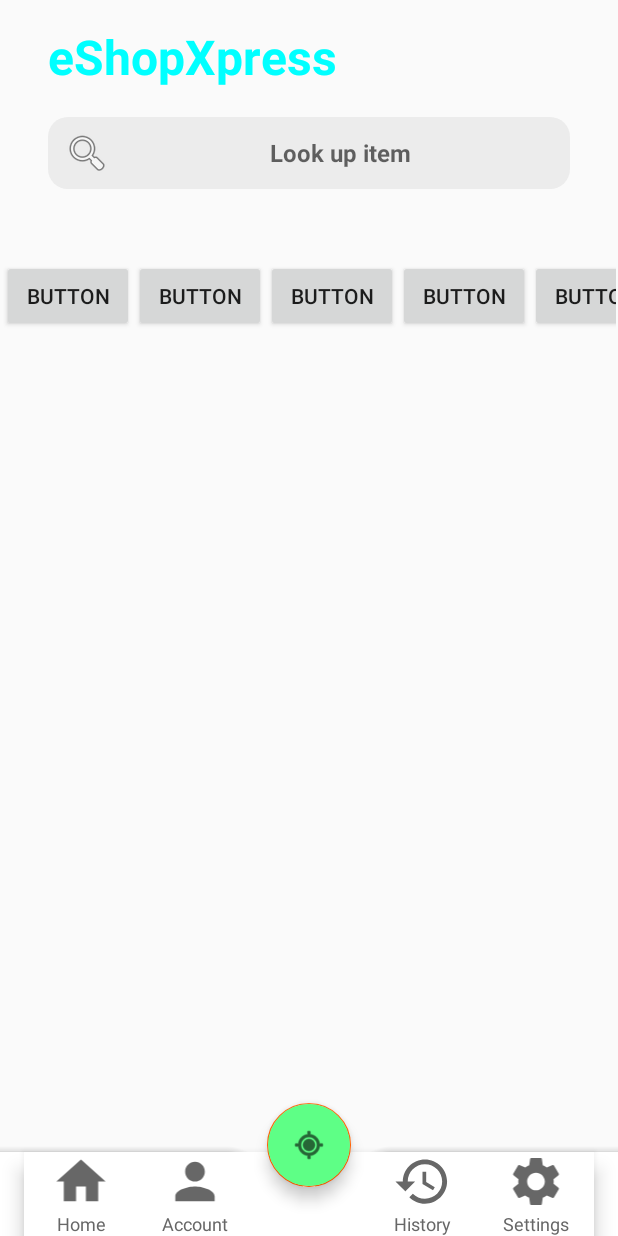
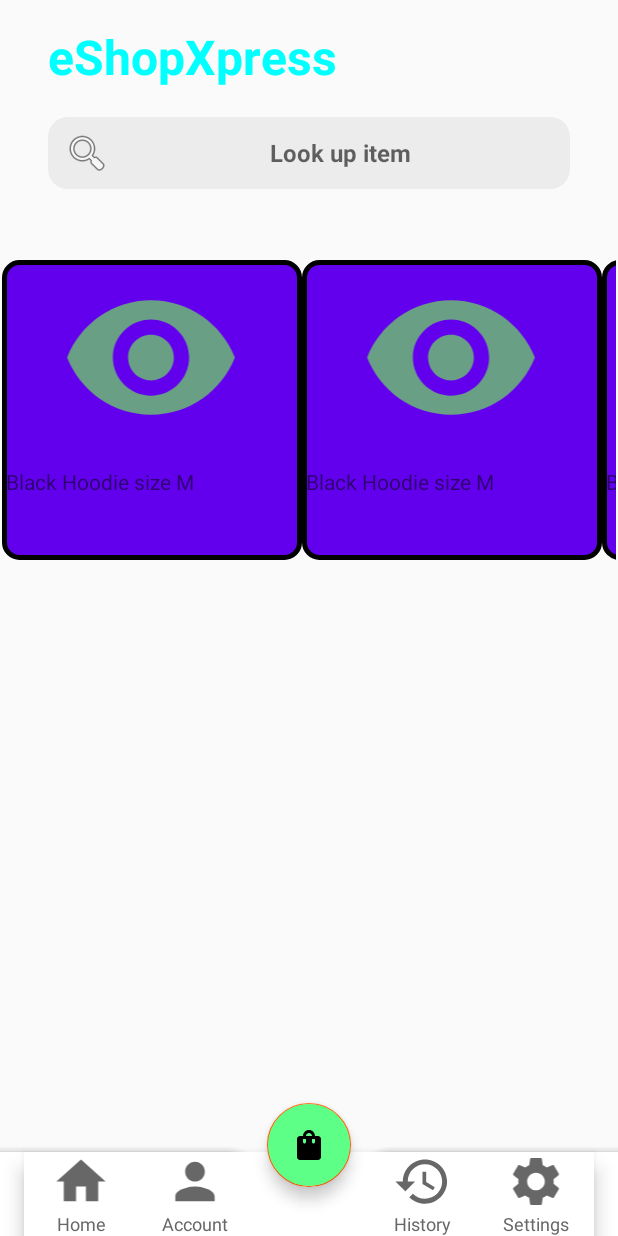
Before and after one commit to KKowal71/SystemyMobilne, an Android app: the screen it shows after launch (MainActivity), on a phone screen of 412 x 824 dp. Run offline under Robolectric (Android 15) with nearby library versions, the phone set to English and light mode, and no system bars; our stand-ins replace Firebase (no records; nobody signed in at launch, a user with empty details on screens opened directly).

Commit message:
horizontal scroll

```diff
--- /dev/null
+++ b/app/src/main/java/com/example/olinestore/Fragments/ItemFragment.java
@@ -0,0 +1,45 @@
+package com.example.olinestore.Fragments;
+
+import android.os.Bundle;
+
+import androidx.annotation.NonNull;
+import androidx.annotation.Nullable;
+import androidx.fragment.app.Fragment;
+
+import android.view.LayoutInflater;
+import android.view.View;
+import android.view.ViewGroup;
+
+import com.example.olinestore.R;
+
+/**
+ * A simple {@link Fragment} subclass.
+ * Use the {@link ItemFragment#newInstance} factory method to
+ * create an instance of this fragment.
+ */
+public class ItemFragment extends Fragment {
+
+    public ItemFragment() {
+        // Required empty public constructor
+    }
+
+
+    @Override
+    public void onCreate(Bundle savedInstanceState) {
+        super.onCreate(savedInstanceState);
+
+    }
+
+    @Override
+    public View onCreateView(LayoutInflater inflater, ViewGroup container,
+                             Bundle savedInstanceState) {
+        // Inflate the layout for this fragment
+        return inflater.inflate(R.layout.fragment_item, container, false);
+    }
+
+    @Override
+    public void onViewCreated(@NonNull View view, @Nullable Bundle savedInstanceState) {
+        super.onViewCreated(view, savedInstanceState);
+
+    }
+}
--- /dev/null
+++ b/app/src/main/res/drawable/baseline_shopping_bag_24.xml
@@ -0,0 +1,5 @@
+<vector android:height="24dp" android:tint="#FAFAFA"
+    android:viewportHeight="24" android:viewportWidth="24"
+    android:width="24dp" xmlns:android="http://schemas.android.com/apk/res/android">
+    <path android:fillColor="@android:color/white" android:pathData="M18,6h-2c0,-2.21 -1.79,-4 -4,-4S8,3.79 8,6H6C4.9,6 4,6.9 4,8v12c0,1.1 0.9,2 2,2h12c1.1,0 2,-0.9 2,-2V8C20,6.9 19.1,6 18,6zM10,10c0,0.55 -0.45,1 -1,1s-1,-0.45 -1,-1V8h2V10zM12,4c1.1,0 2,0.9 2,2h-4C10,4.9 10.9,4 12,4zM16,10c0,0.55 -0.45,1 -1,1s-1,-0.45 -1,-1V8h2V10z"/>
+</vector>
--- a/app/src/main/res/drawable/roundedcorners.xml
+++ b/app/src/main/res/drawable/roundedcorners.xml
@@ -3,6 +3,7 @@
 
     <stroke android:width="3dp"
         android:color="#ff000000" />
+    <solid android:color="@color/purple_500"/>
 
     <corners android:radius="10dp"/>
 
--- a/app/src/main/res/layout/activity_main.xml
+++ b/app/src/main/res/layout/activity_main.xml
@@ -233,7 +233,7 @@
             android:backgroundTint="#5eff86"
             android:contentDescription="@string/app_name"
             android:elevation="3dp"
-            android:src="@android:drawable/ic_menu_mylocation"
+            android:src="@drawable/baseline_shopping_bag_24"
             app:backgroundTint="#ff5e00"
             app:layout_anchor="@id/app_bar">
 
@@ -266,55 +266,49 @@
 
                 <LinearLayout
                     android:layout_width="wrap_content"
-                    android:layout_height="match_parent"
+                    android:layout_height="210dp"
                     android:orientation="horizontal">
 
-                    <Button
-                        android:id="@+id/button8"
-                        android:layout_width="wrap_content"
-                        android:layout_height="wrap_content"
+                    <androidx.fragment.app.FragmentContainerView
+                        android:id="@+id/fragmentContainerView"
+                        android:name="com.example.olinestore.Fragments.ItemFragment"
+                        android:layout_width="match_parent"
+                        android:layout_height="200dp"
                         android:layout_weight="1"
-                        android:text="Button" />
+                        tools:layout="@layout/fragment_item" />
 
-                    <Button
-                        android:id="@+id/button7"
-                        android:layout_width="wrap_content"
-                        android:layout_height="wrap_content"
+                    <androidx.fragment.app.FragmentContainerView
+                        android:id="@+id/fragmentContainerView5"
+                        android:name="com.example.olinestore.Fragments.ItemFragment"
+                        android:layout_width="match_parent"
+                        android:layout_height="200dp"
                         android:layout_weight="1"
-                        android:text="Button" />
+                        tools:layout="@layout/fragment_item" />
 
-                    <Button
-                        android:id="@+id/button6"
-                        android:layout_width="wrap_content"
-                        android:layout_height="wrap_content"
+                    <androidx.fragment.app.FragmentContainerView
+                        android:id="@+id/fragmentContainerView6"
+                        android:name="com.example.olinestore.Fragments.ItemFragment"
+                        android:layout_width="match_parent"
+                        android:layout_height="200dp"
                         android:layout_weight="1"
-                        android:text="Button" />
+                        tools:layout="@layout/fragment_item" />
 
-                    <Button
-                        android:id="@+id/button5"
-                        android:layout_width="wrap_content"
-                        android:layout_height="wrap_content"
+                    <androidx.fragment.app.FragmentContainerView
+                        android:id="@+id/fragmentContainerView7"
+                        android:name="com.example.olinestore.Fragments.ItemFragment"
+                        android:layout_width="match_parent"
+                        android:layout_height="200dp"
                         android:layout_weight="1"
-                        android:text="Button" />
+                        tools:layout="@layout/fragment_item" />
 
-                    <Button
-                        android:id="@+id/button4"
-                        android:layout_width="wrap_content"
-                        android:layout_height="wrap_content"
+                    <androidx.fragment.app.FragmentContainerView
+                        android:id="@+id/fragmentContainerView8"
+                        android:name="com.example.olinestore.Fragments.ItemFragment"
+                        android:layout_width="match_parent"
+                        android:layout_height="200dp"
                         android:layout_weight="1"
-                        android:text="Button" />
+                        tools:layout="@layout/fragment_item" />
 
-                    <Button
-                        android:id="@+id/button3"
-                        android:layout_width="match_parent"
-                        android:layout_height="wrap_content"
-                        android:text="Button" />
-
-                    <Button
-                        android:id="@+id/button2"
-                        android:layout_width="match_parent"
-                        android:layout_height="wrap_content"
-                        android:text="Button" />
                 </LinearLayout>
             </HorizontalScrollView>
 
--- /dev/null
+++ b/app/src/main/res/layout/fragment_item.xml
@@ -0,0 +1,33 @@
+<?xml version="1.0" encoding="utf-8"?>
+<FrameLayout xmlns:android="http://schemas.android.com/apk/res/android"
+    xmlns:app="http://schemas.android.com/apk/res-auto"
+    xmlns:tools="http://schemas.android.com/tools"
+    android:layout_width="match_parent"
+    android:layout_height="match_parent"
+    tools:context=".Fragments.ItemFragment">
+
+    <androidx.constraintlayout.widget.ConstraintLayout
+        android:layout_width="200dp"
+        android:layout_height="200dp"
+        android:background="@drawable/roundedcorners">
+
+        <ImageView
+            android:id="@+id/imageView3"
+            android:layout_width="137dp"
+            android:layout_height="122dp"
+            android:layout_marginTop="4dp"
+            android:layout_marginEnd="32dp"
+            android:src="@drawable/baseline_open_eye_24"
+            app:layout_constraintEnd_toEndOf="parent"
+            app:layout_constraintTop_toTopOf="parent" />
+
+        <TextView
+            android:id="@+id/textView2"
+            android:layout_width="197dp"
+            android:layout_height="28dp"
+            android:layout_marginTop="12dp"
+            android:text="Black Hoodie size M"
+            app:layout_constraintEnd_toEndOf="parent"
+            app:layout_constraintTop_toBottomOf="@+id/imageView3" />
+    </androidx.constraintlayout.widget.ConstraintLayout>
+</FrameLayout>
--- a/app/src/main/res/layout/fragment_login.xml
+++ b/app/src/main/res/layout/fragment_login.xml
@@ -83,9 +83,10 @@
                 android:layout_width="42dp"
                 android:layout_height="44dp"
                 android:layout_marginStart="32dp"
+                android:layout_marginTop="77dp"
                 android:src="@drawable/icons8_google"
                 app:layout_constraintStart_toEndOf="@+id/imageView"
-                tools:layout_editor_absoluteY="78dp" />
+                app:layout_constraintTop_toTopOf="parent" />
         </androidx.constraintlayout.widget.ConstraintLayout>
         <!--        <Button-->
 <!--            android:layout_width="600px"-->
```
